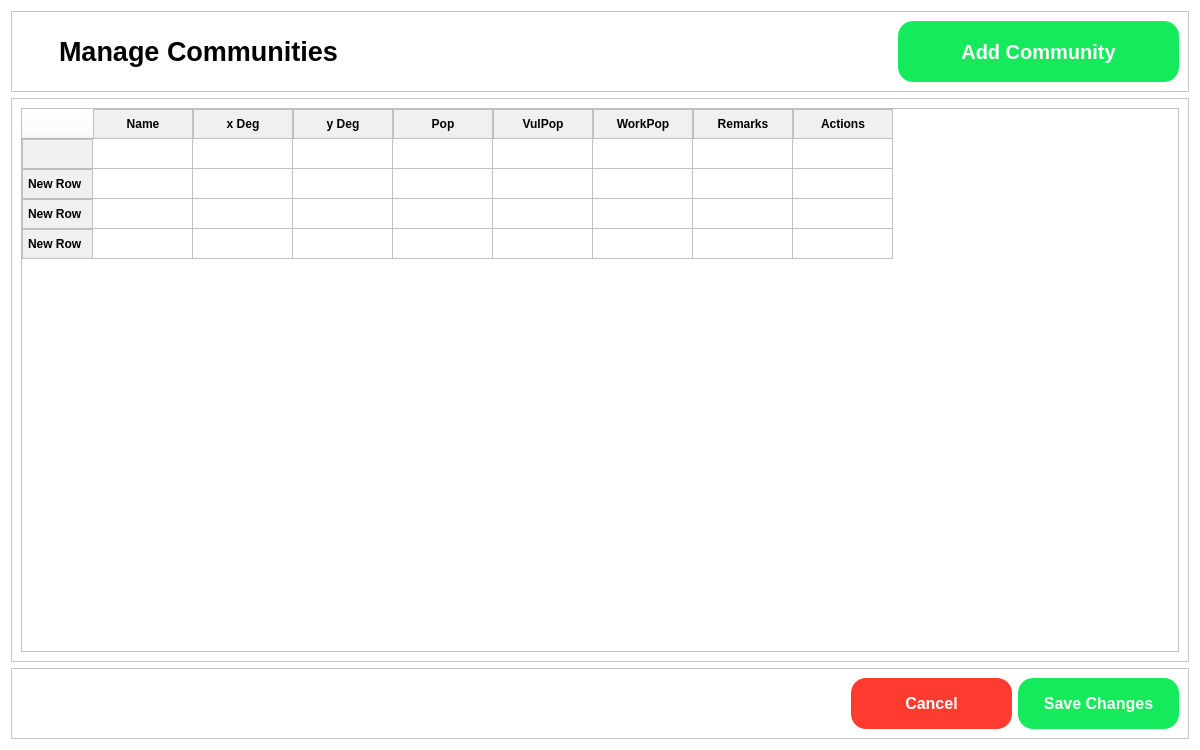
Lucianono/ShelterAlloc_Thesis, file FE/entityManagement.ui: the form before one commit.
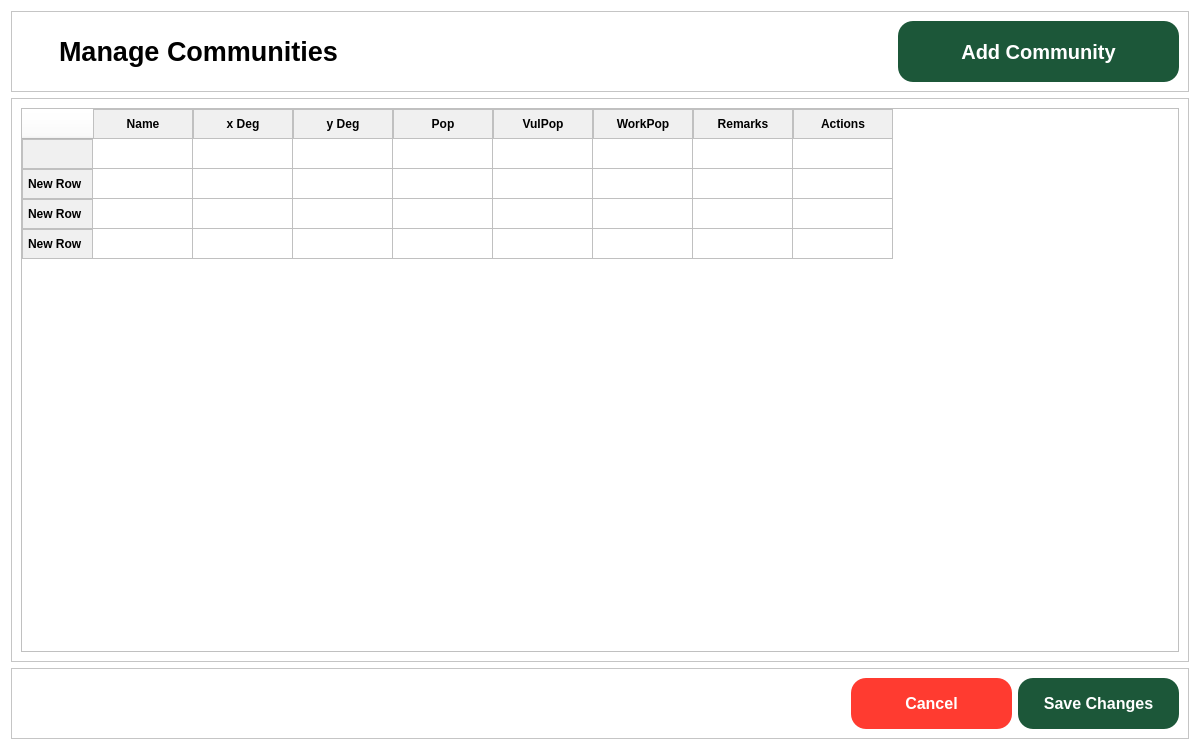
The form after the commit. Icons and pictures are not drawn.

Patch:
```diff
--- a/FE/entityManagement.ui
+++ b/FE/entityManagement.ui
@@ -98,7 +98,7 @@
         </property>
         <property name="styleSheet">
          <string notr="true">QPushButton {
-    background-color: #14EA5C;
+    background-color: #1C5739;
     color: white;
     padding: 5px;
     border: none;
@@ -351,7 +351,7 @@
         </property>
         <property name="styleSheet">
          <string notr="true">QPushButton {
-    background-color: #14EA5C;
+    background-color: #1C5739;
     color: white;
     padding: 5px;
     border: none;
```
Left out of the diff: 8 changed lines with no effect on the pictures.
